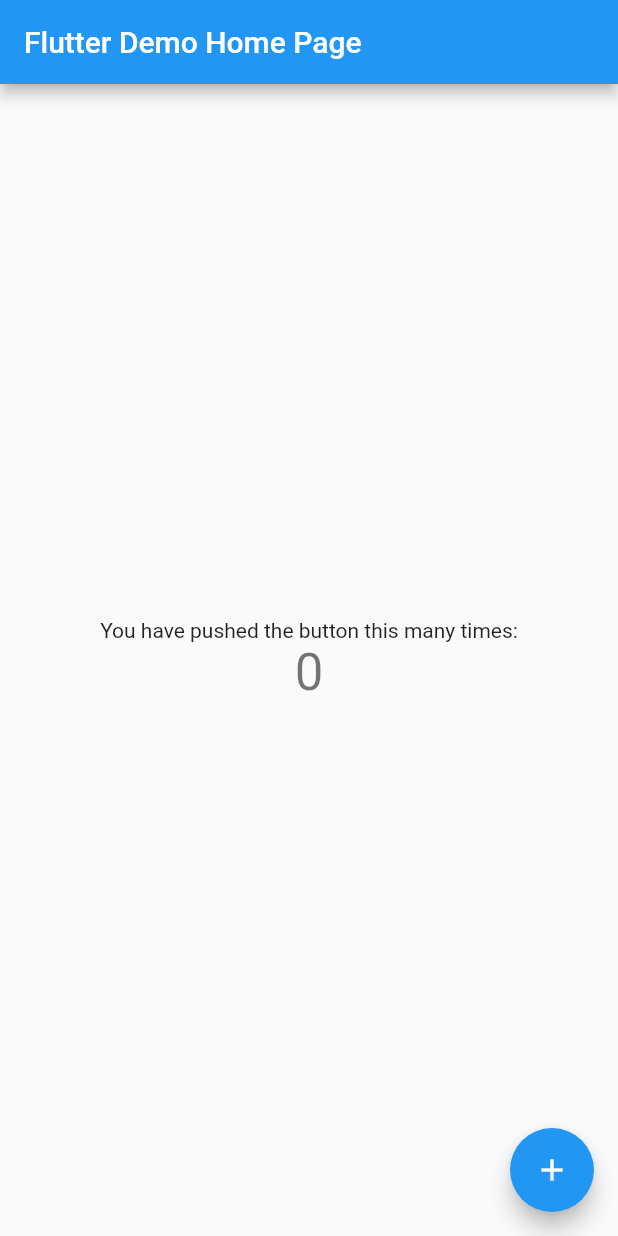
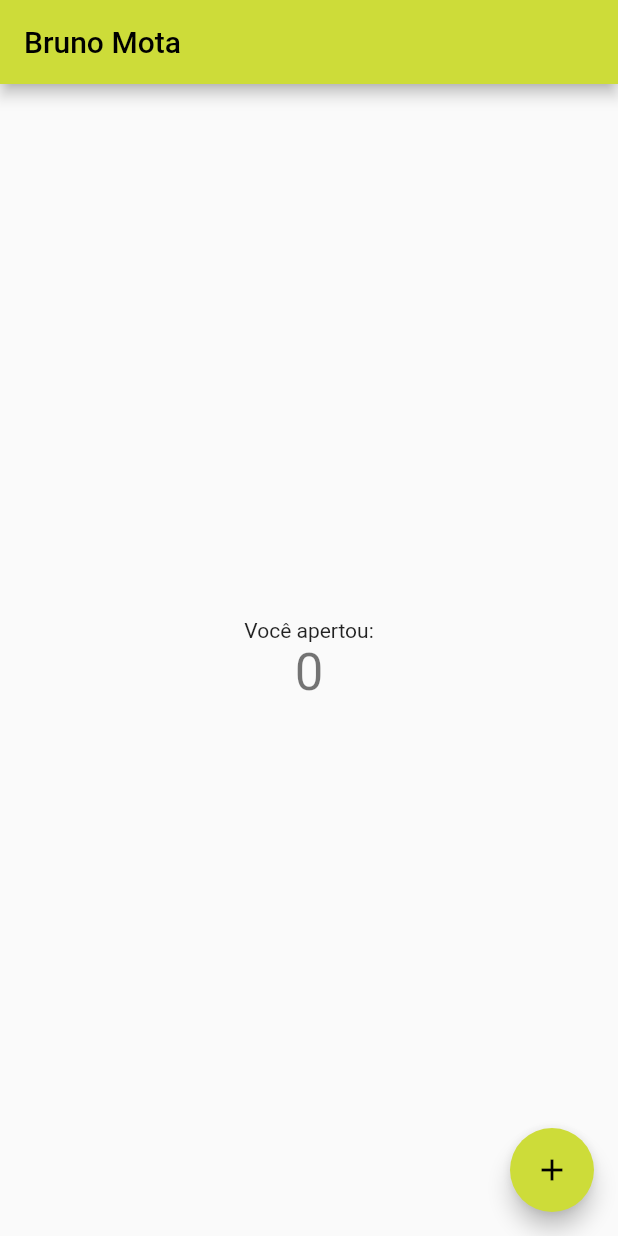
Before and after one commit to bmotadev/projeto-estudo-flutter, a Flutter app: the screen it shows after launch, on a phone screen of 412 x 824 dp. Run offline on Flutter 3.47's test engine with Material 2 defaults, Android fonts, the phone set to English and light mode, and no system bars.

Commit message:
:lipstick: feat: alterado a cor do menu

```diff
--- a/lib/main.dart
+++ b/lib/main.dart
@@ -22,9 +22,9 @@
         // or simply save your changes to "hot reload" in a Flutter IDE).
         // Notice that the counter didn't reset back to zero; the application
         // is not restarted.
-        primarySwatch: Colors.blue,
+        primarySwatch: Colors.lime,
       ),
-      home: const MyHomePage(title: 'Flutter Demo Home Page'),
+      home: const MyHomePage(title: 'Bruno Mota'),
     );
   }
 }
@@ -96,7 +96,7 @@
           mainAxisAlignment: MainAxisAlignment.center,
           children: <Widget>[
             const Text(
-              'You have pushed the button this many times:',
+              'Você apertou:',
             ),
             Text(
               '$_counter',
```
Also changed, not shown: 2 other files.
